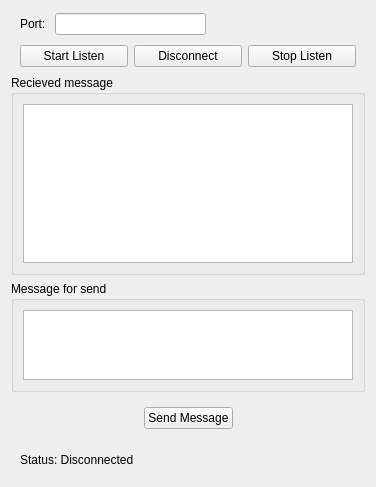
Qt form tcpserverwidget.ui (blightue/QNetCmnct) before a commit.
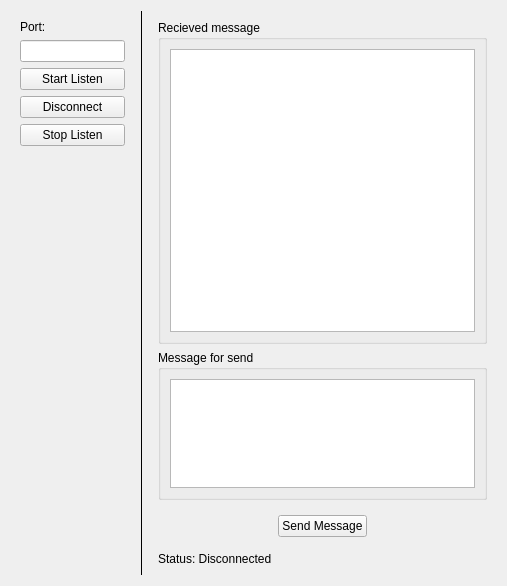
The same form after that commit.

Commit message: Redesign Server Client widget ui

Diff of the .ui file:
```diff
--- a/tcpserverwidget.ui
+++ b/tcpserverwidget.ui
@@ -6,23 +6,29 @@
    <rect>
     <x>0</x>
     <y>0</y>
-    <width>376</width>
-    <height>487</height>
+    <width>507</width>
+    <height>586</height>
    </rect>
   </property>
   <property name="windowTitle">
    <string>Form</string>
   </property>
-  <layout class="QVBoxLayout" name="verticalLayout">
-   <item>
-    <widget class="QWidget" name="widget" native="true">
      <layout class="QHBoxLayout" name="horizontalLayout">
-      <property name="topMargin">
-       <number>2</number>
-      </property>
-      <property name="bottomMargin">
-       <number>2</number>
-      </property>
+   <item>
+    <widget class="QWidget" name="widgetL" native="true">
+     <property name="minimumSize">
+      <size>
+       <width>110</width>
+       <height>0</height>
+      </size>
+     </property>
+     <property name="maximumSize">
+      <size>
+       <width>150</width>
+       <height>16777215</height>
+      </size>
+     </property>
+     <layout class="QVBoxLayout" name="verticalLayout_3">
       <item>
        <widget class="QLabel" name="label">
         <property name="text">
@@ -41,31 +47,6 @@
        </widget>
       </item>
       <item>
-       <spacer name="horizontalSpacer_3">
-        <property name="orientation">
-         <enum>Qt::Horizontal</enum>
-        </property>
-        <property name="sizeHint" stdset="0">
-         <size>
-          <width>40</width>
-          <height>20</height>
-         </size>
-        </property>
-       </spacer>
-      </item>
-     </layout>
-    </widget>
-   </item>
-   <item>
-    <widget class="QWidget" name="widget_4" native="true">
-     <layout class="QHBoxLayout" name="horizontalLayout_5">
-      <property name="topMargin">
-       <number>2</number>
-      </property>
-      <property name="bottomMargin">
-       <number>2</number>
-      </property>
-      <item>
        <widget class="QPushButton" name="setListenButton">
         <property name="text">
          <string>Start Listen</string>
@@ -86,9 +67,35 @@
         </property>
        </widget>
       </item>
+      <item>
+       <spacer name="verticalSpacer">
+        <property name="orientation">
+         <enum>Qt::Vertical</enum>
+        </property>
+        <property name="sizeHint" stdset="0">
+         <size>
+          <width>20</width>
+          <height>40</height>
+         </size>
+        </property>
+       </spacer>
+      </item>
      </layout>
     </widget>
    </item>
+   <item>
+    <widget class="Line" name="line">
+     <property name="frameShadow">
+      <enum>QFrame::Plain</enum>
+     </property>
+     <property name="orientation">
+      <enum>Qt::Vertical</enum>
+     </property>
+    </widget>
+   </item>
+   <item>
+    <widget class="QWidget" name="widgetR" native="true">
+     <layout class="QVBoxLayout" name="verticalLayout">
    <item>
     <widget class="QGroupBox" name="groupBox">
      <property name="minimumSize">
@@ -168,9 +175,6 @@
      </layout>
     </widget>
    </item>
-   <item>
-    <widget class="QWidget" name="widget_3" native="true">
-     <layout class="QVBoxLayout" name="verticalLayout_2">
       <item>
        <widget class="QLabel" name="statusLable">
         <property name="text">
```
Lines whose indentation alone changed are shown as unchanged. The commit also changes 1 other file.
